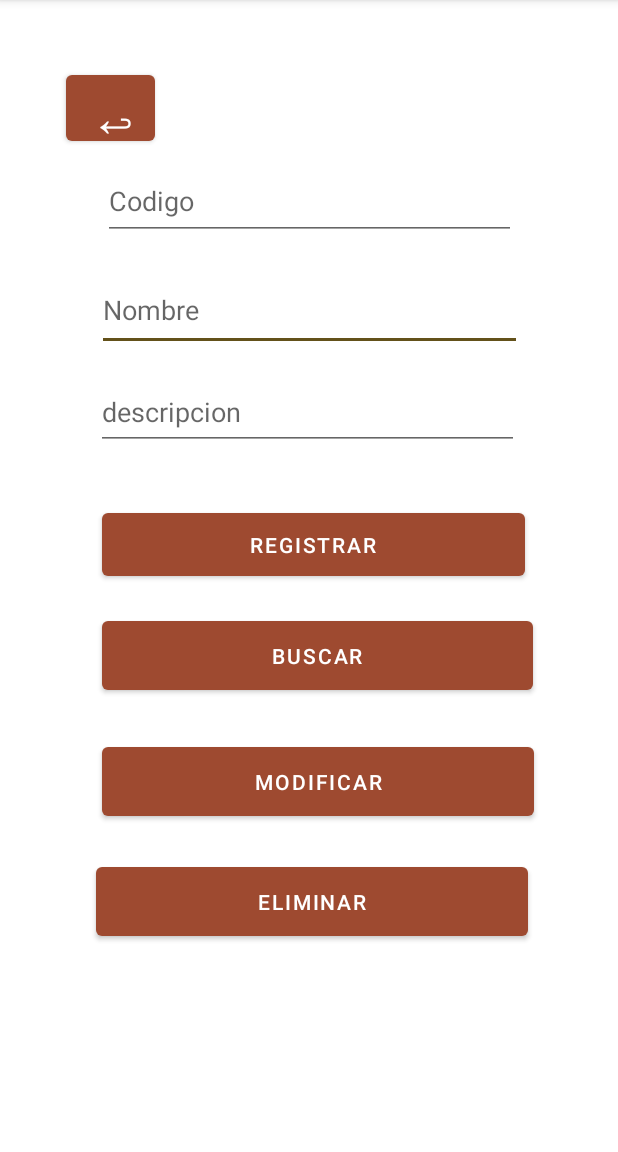
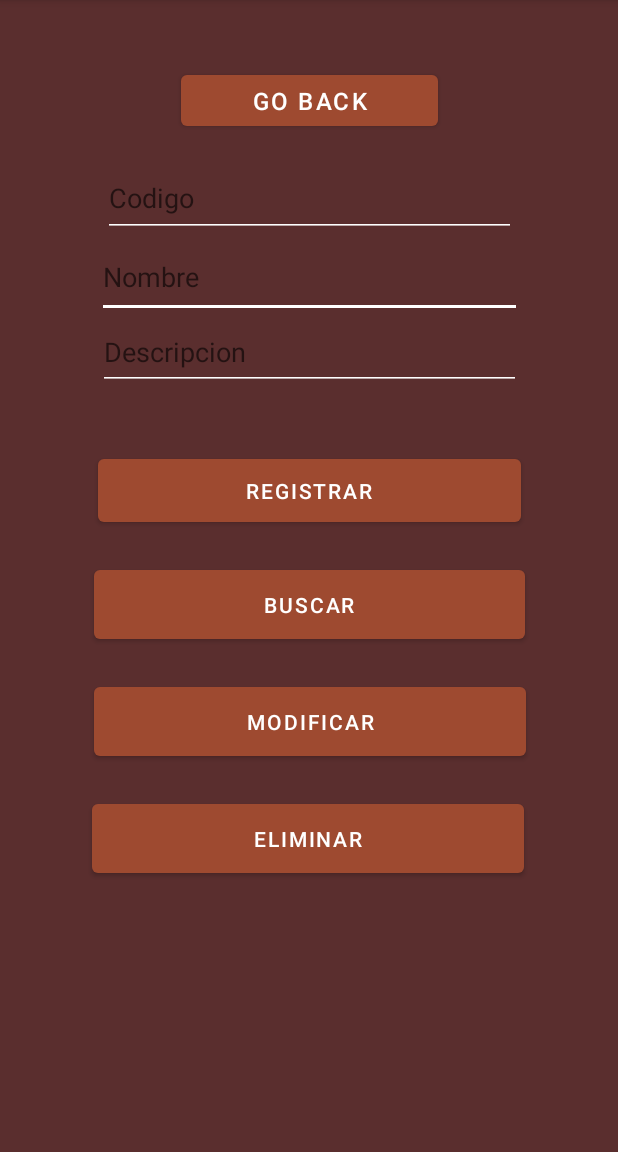
Before and after one commit to lord-47/Almacen, an Android app: the menu screen opened directly, with no data from a screen before it, on a phone screen of 412 x 824 dp, the part 84-1236 px from its top. Run offline under Robolectric (Android 15) with nearby library versions, the phone set to English and light mode, and no system bars.

Commit message:
Pequeños cambios visuales

```diff
--- a/app/src/main/res/layout/activity_menu.xml
+++ b/app/src/main/res/layout/activity_menu.xml
@@ -4,18 +4,20 @@
     xmlns:tools="http://schemas.android.com/tools"
     android:layout_width="match_parent"
     android:layout_height="match_parent"
+    android:background="#FF5722"
+    android:backgroundTint="#5A2E2E"
     tools:context=".menu">
 
 
     <Button
         android:id="@+id/button6"
-        android:layout_width="59dp"
-        android:layout_height="56dp"
-        android:layout_marginStart="44dp"
+        android:layout_width="171dp"
+        android:layout_height="46dp"
         android:layout_marginTop="44dp"
         android:onClick="menu"
-        android:text="↩"
-        android:textSize="34sp"
+        android:text="Go Back"
+        android:textSize="16sp"
+        app:layout_constraintEnd_toEndOf="parent"
         app:layout_constraintStart_toStartOf="parent"
         app:layout_constraintTop_toTopOf="parent" />
 
@@ -23,86 +25,97 @@
         android:id="@+id/Txt_nombre"
         android:layout_width="283dp"
         android:layout_height="54dp"
-        android:layout_marginTop="180dp"
         android:autofillHints=""
+        android:backgroundTint="#FFFFFF"
         android:ems="10"
         android:hint="@string/Txt_nombre"
         android:inputType="textPersonName"
         android:minHeight="48dp"
         app:layout_constraintEnd_toEndOf="parent"
         app:layout_constraintStart_toStartOf="parent"
-        app:layout_constraintTop_toTopOf="parent" />
+        app:layout_constraintTop_toBottomOf="@+id/Txt_codigo" />
 
     <EditText
         android:id="@+id/Txt_codigo"
         android:layout_width="275dp"
         android:layout_height="52dp"
-        android:layout_marginTop="108dp"
+        android:layout_marginTop="16dp"
         android:autofillHints=""
+        android:backgroundTint="#FFFFFF"
+        android:duplicateParentState="false"
+        android:editTextColor="#FFFFFF"
+        android:editable="false"
         android:ems="10"
         android:hint="@string/Txt_codigo"
         android:inputType="number"
+        android:textAlignment="viewStart"
+        android:textColor="#FFFFFF"
+        android:textColorLink="#FFFFFF"
         app:layout_constraintEnd_toEndOf="parent"
         app:layout_constraintStart_toStartOf="parent"
-        app:layout_constraintTop_toTopOf="parent" />
+        app:layout_constraintTop_toBottomOf="@+id/button6"
+        tools:visibility="visible" />
 
     <Button
         android:id="@+id/button"
         android:layout_width="282dp"
         android:layout_height="54dp"
-        android:layout_marginStart="68dp"
-        android:layout_marginTop="336dp"
+        android:layout_marginTop="40dp"
         android:onClick="registrar"
         android:text="@string/Button_registrar"
+        app:layout_constraintEnd_toEndOf="parent"
+        app:layout_constraintHorizontal_bias="0.503"
         app:layout_constraintStart_toStartOf="parent"
-        app:layout_constraintTop_toTopOf="parent" />
+        app:layout_constraintTop_toBottomOf="@+id/Txt_descripcion" />
 
     <EditText
         android:id="@+id/Txt_descripcion"
         android:layout_width="282dp"
         android:layout_height="48dp"
-        android:layout_marginStart="64dp"
-        android:layout_marginTop="252dp"
         android:autofillHints=""
+        android:backgroundTint="#FFFFFF"
         android:ems="10"
         android:gravity="start|top"
         android:hint="@string/Txt_descripcion"
         android:inputType="textMultiLine"
+        app:layout_constraintEnd_toEndOf="parent"
         app:layout_constraintStart_toStartOf="parent"
-        app:layout_constraintTop_toTopOf="parent" />
+        app:layout_constraintTop_toBottomOf="@+id/Txt_nombre" />
 
     <Button
         android:id="@+id/Button_buscar"
         android:layout_width="287dp"
         android:layout_height="58dp"
-        android:layout_marginStart="68dp"
-        android:layout_marginTop="408dp"
+        android:layout_marginTop="20dp"
+        android:onClick="buscar"
         android:text="@string/Button_buscar"
+        app:layout_constraintEnd_toEndOf="parent"
         app:layout_constraintStart_toStartOf="parent"
-        app:layout_constraintTop_toTopOf="parent"
-        android:onClick="buscar" />
+        app:layout_constraintTop_toBottomOf="@+id/button" />
 
     <Button
         android:id="@+id/Button_modificar"
         android:layout_width="288dp"
         android:layout_height="58dp"
-        android:layout_marginStart="68dp"
-        android:layout_marginTop="492dp"
+        android:layout_marginTop="20dp"
         android:onClick="modificar"
         android:text="@string/Button_modificar"
+        app:layout_constraintEnd_toEndOf="parent"
+        app:layout_constraintHorizontal_bias="0.504"
         app:layout_constraintStart_toStartOf="parent"
-        app:layout_constraintTop_toTopOf="parent" />
+        app:layout_constraintTop_toBottomOf="@+id/Button_buscar" />
 
     <Button
         android:id="@+id/Button_eliminar"
         android:layout_width="288dp"
         android:layout_height="58dp"
-        android:layout_marginStart="64dp"
-        android:layout_marginTop="572dp"
+        android:layout_marginTop="20dp"
         android:onClick="eliminar"
         android:text="@string/Button_eliminar"
+        app:layout_constraintEnd_toEndOf="parent"
+        app:layout_constraintHorizontal_bias="0.495"
         app:layout_constraintStart_toStartOf="parent"
-        app:layout_constraintTop_toTopOf="parent" />
+        app:layout_constraintTop_toBottomOf="@+id/Button_modificar" />
 
 
 </androidx.constraintlayout.widget.ConstraintLayout>
--- a/app/src/main/res/values/strings.xml
+++ b/app/src/main/res/values/strings.xml
@@ -2,9 +2,9 @@
     <string name="app_name">Almacen</string>
     <string name="Txt_codigo">Codigo</string>
     <string name="Txt_nombre">Nombre</string>
-    <string name="Txt_descripcion">descripcion</string>
-    <string name="Button_registrar">registrar</string>
-    <string name="Button_buscar">buscar</string>
-    <string name="Button_eliminar">eliminar</string>
-    <string name="Button_modificar">modificar</string>
+    <string name="Txt_descripcion">Descripcion</string>
+    <string name="Button_registrar">Registrar</string>
+    <string name="Button_buscar">Buscar</string>
+    <string name="Button_eliminar">Eliminar</string>
+    <string name="Button_modificar">Modificar</string>
 </resources>
```
Also changed, not shown: app/src/main/res/layout/activity_main.xml (+11 -9 lines), app/src/main/res/layout/activity_menu_sonido2.xml (+12 -5 lines), app/src/main/res/layout/activity_tutorial2.xml (+7 -5 lines).
